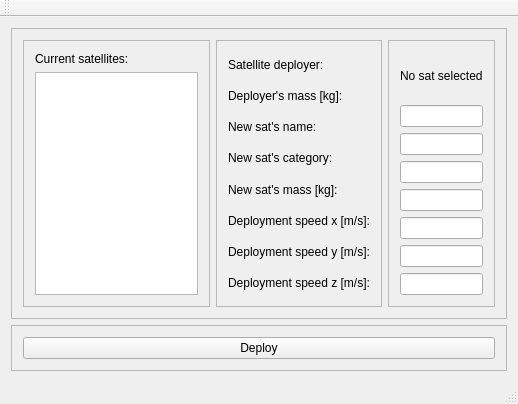
Before: the Qt Designer form deployment/dpl_window.ui in spel-uchile/Pypredict, drawn with Qt 5.
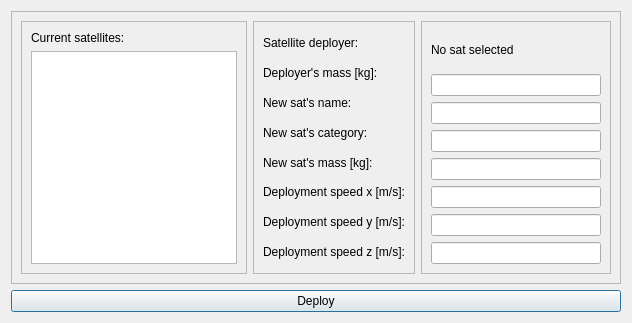
After: the same form once the commit is applied.

Commit message: Added a deployment dialog in Qt.

The edit to the form file:
```diff
--- a/deployment/dpl_window.ui
+++ b/deployment/dpl_window.ui
@@ -1,19 +1,18 @@
 <?xml version="1.0" encoding="UTF-8"?>
 <ui version="4.0">
- <class>DPLWindow</class>
- <widget class="QMainWindow" name="DPLWindow">
+ <class>DPL</class>
+ <widget class="QDialog" name="DPL">
   <property name="geometry">
    <rect>
     <x>0</x>
     <y>0</y>
-    <width>518</width>
-    <height>404</height>
+    <width>632</width>
+    <height>323</height>
    </rect>
   </property>
   <property name="windowTitle">
    <string>DPLWindow</string>
   </property>
-  <widget class="QWidget" name="centralWidget">
    <layout class="QVBoxLayout" name="verticalLayout">
     <item>
      <widget class="QFrame" name="frame_4">
@@ -26,6 +25,12 @@
       <layout class="QHBoxLayout" name="horizontalLayout_2">
        <item>
         <widget class="QFrame" name="frame">
+        <property name="minimumSize">
+         <size>
+          <width>190</width>
+          <height>0</height>
+         </size>
+        </property>
          <property name="frameShape">
           <enum>QFrame::StyledPanel</enum>
          </property>
@@ -116,6 +121,12 @@
        </item>
        <item>
         <widget class="QFrame" name="frame_3">
+        <property name="minimumSize">
+         <size>
+          <width>190</width>
+          <height>0</height>
+         </size>
+        </property>
          <property name="frameShape">
           <enum>QFrame::StyledPanel</enum>
          </property>
@@ -158,16 +169,7 @@
      </widget>
     </item>
     <item>
-     <widget class="QFrame" name="frame_5">
-      <property name="frameShape">
-       <enum>QFrame::StyledPanel</enum>
-      </property>
-      <property name="frameShadow">
-       <enum>QFrame::Raised</enum>
-      </property>
-      <layout class="QHBoxLayout" name="horizontalLayout">
-       <item>
-        <widget class="QPushButton" name="pushButton">
+    <widget class="QPushButton" name="deploy_now_bt">
          <property name="text">
           <string>Deploy</string>
          </property>
@@ -175,30 +177,6 @@
        </item>
       </layout>
      </widget>
-    </item>
-   </layout>
-  </widget>
-  <widget class="QMenuBar" name="menuBar">
-   <property name="geometry">
-    <rect>
-     <x>0</x>
-     <y>0</y>
-     <width>518</width>
-     <height>22</height>
-    </rect>
-   </property>
-  </widget>
-  <widget class="QToolBar" name="mainToolBar">
-   <attribute name="toolBarArea">
-    <enum>TopToolBarArea</enum>
-   </attribute>
-   <attribute name="toolBarBreak">
-    <bool>false</bool>
-   </attribute>
-  </widget>
-  <widget class="QStatusBar" name="statusBar"/>
- </widget>
- <layoutdefault spacing="6" margin="11"/>
  <resources/>
  <connections/>
 </ui>
```
Left out of the diff: 20 changed lines with no effect on the pictures. Lines whose indentation alone changed are shown as unchanged. The commit also changes 2 other files.
